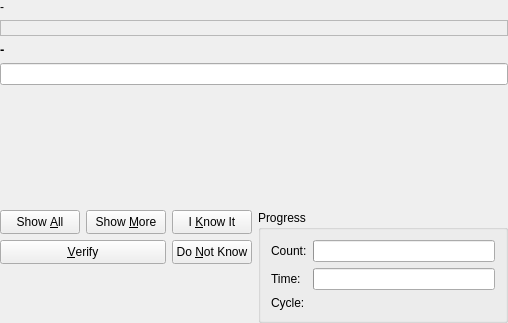
Above: src/practice/SimpleQueryDlgForm.ui from KDE/parley before the change. Below: the same form after it.
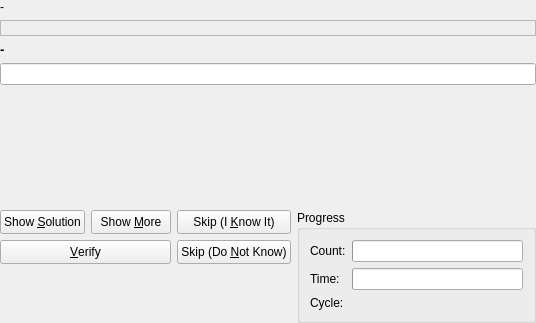
That is the form after the change.

Commit message: Rename buttons

Diff of the .ui file:
```diff
--- a/src/practice/SimpleQueryDlgForm.ui
+++ b/src/practice/SimpleQueryDlgForm.ui
@@ -6,7 +6,7 @@
    <rect>
     <x>0</x>
     <y>0</y>
-    <width>508</width>
+    <width>536</width>
     <height>323</height>
    </rect>
   </property>
@@ -274,7 +274,7 @@
           </sizepolicy>
          </property>
          <property name="text" >
-          <string>I &amp;Know It</string>
+          <string>Skip (I &amp;Know It)</string>
          </property>
         </widget>
        </item>
@@ -287,7 +287,7 @@
           </sizepolicy>
          </property>
          <property name="text" >
-          <string>Do &amp;Not Know</string>
+          <string>Skip (Do &amp;Not Know)</string>
          </property>
         </widget>
        </item>
@@ -300,7 +300,7 @@
           </sizepolicy>
          </property>
          <property name="text" >
-          <string>Show &amp;All</string>
+          <string>Show &amp;Solution</string>
          </property>
         </widget>
        </item>
```
